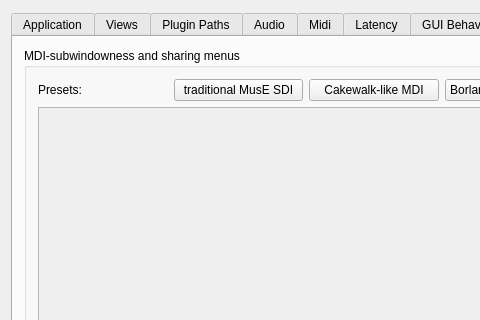
The window that muse3/muse/components/gensetbase.ui (emrum/muse) describes before a commit, drawn with Qt 5; both pictures show x 0 to 480 and y 0 to 320 of the 612 by 562 pixel window.
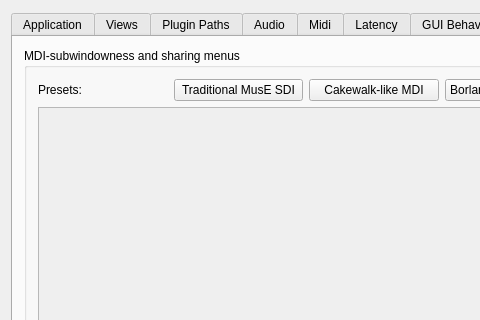
The same window after the commit. The open tabs and pages were chosen to show the change.

```diff
--- a/muse3/muse/components/gensetbase.ui
+++ b/muse3/muse/components/gensetbase.ui
@@ -2491,7 +2491,7 @@
             <item>
              <widget class="QPushButton" name="buttonTraditionalPreset">
               <property name="text">
-               <string>traditional MusE SDI</string>
+               <string>Traditional MusE SDI</string>
               </property>
              </widget>
             </item>
```
